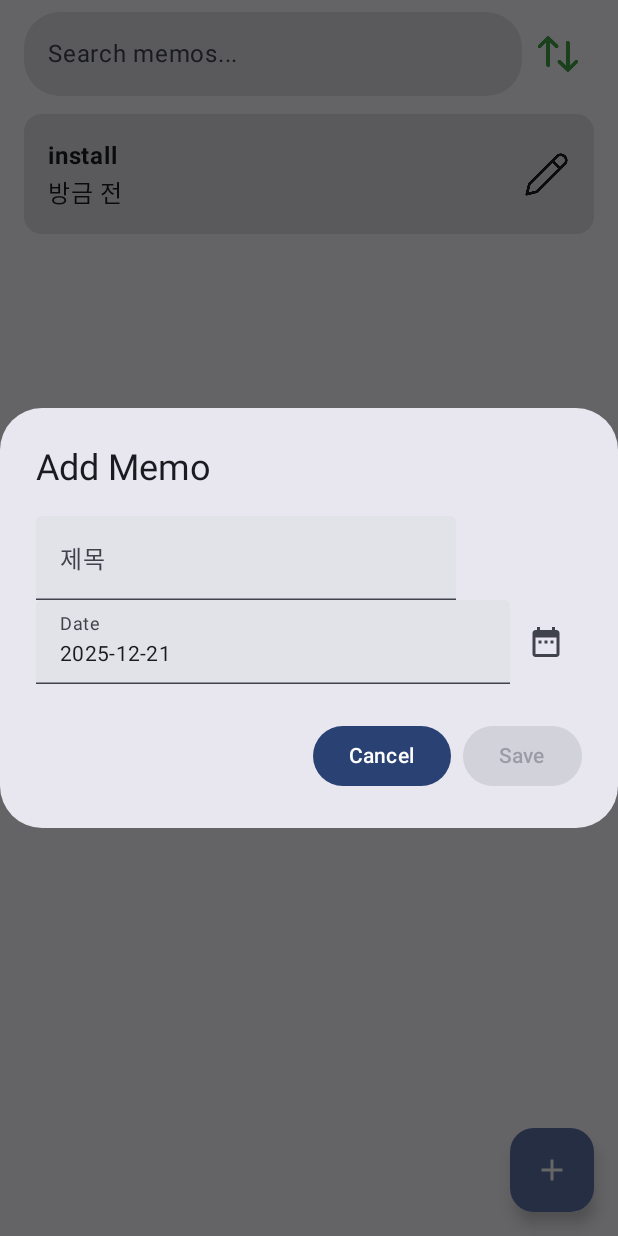
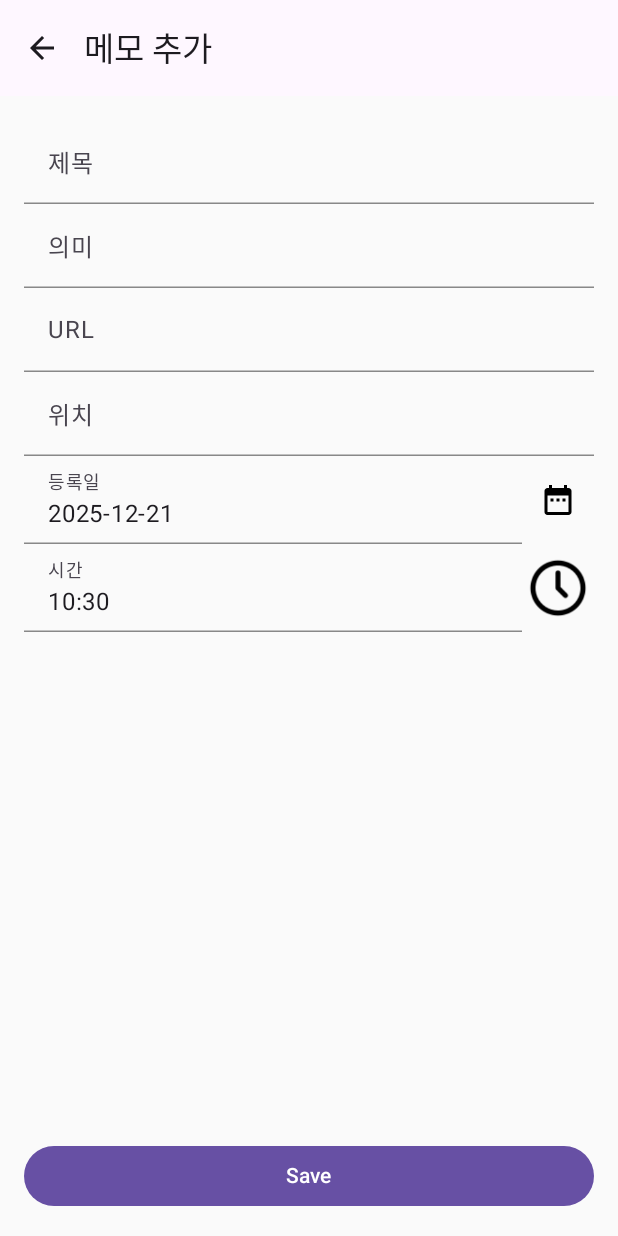
Before and after one commit to esummer9/mykeyword, an Android app built with Jetpack Compose: the composable NoteyScreen shown on its own in the app's theme, after a tap on "Add Memo", on a phone screen of 412 x 824 dp. Run offline under Robolectric (Android 15) with nearby library versions, the phone set to English and light mode, and no system bars; 3 other taps on this screen came first.

Commit message:
feature : 메모 추가기능 정리

```diff
--- a/app/src/main/java/com/ediapp/mykeyword/EditMemoActivity.kt
+++ b/app/src/main/java/com/ediapp/mykeyword/EditMemoActivity.kt
@@ -1,5 +1,6 @@
 package com.ediapp.mykeyword
 
+import android.app.Activity
 import android.app.DatePickerDialog
 import android.app.TimePickerDialog
 import android.os.Bundle
@@ -55,14 +56,17 @@ class EditMemoActivity : ComponentActivity() {
     override fun onCreate(savedInstanceState: Bundle?) {
         super.onCreate(savedInstanceState)
         val memoId = intent.getLongExtra("MEMO_ID", -1L)
-        if (memoId == -1L) {
-            finish()
-            return
-        }
 
         setContent {
             MaterialTheme {
-                EditMemoScreen(memoId = memoId, onSave = { finish() }, onNavigateBack = { finish() })
+                EditMemoScreen(
+                    memoId = memoId,
+                    onSave = {
+                        setResult(Activity.RESULT_OK)
+                        finish()
+                    },
+                    onNavigateBack = { finish() }
+                )
             }
         }
     }
@@ -99,7 +103,7 @@ fun EditMemoScreen(memoId: Long, onSave: () -> Unit, onNavigateBack: () -> Unit)
     )
 
     LaunchedEffect(memoId) {
-        if (!inPreview) {
+        if (!inPreview && memoId != -1L) {
             memo = withContext(Dispatchers.IO) {
                 dbHelper?.getMemoById(memoId)
             }
@@ -152,7 +156,7 @@ fun EditMemoScreen(memoId: Long, onSave: () -> Unit, onNavigateBack: () -> Unit)
         containerColor = Color.Transparent,
         topBar = {
             TopAppBar(
-                title = { Text(stringResource(id = R.string.edit_memo)) },
+                title = { Text(if (memoId == -1L) "메모 추가" else stringResource(id = R.string.edit_memo)) },
                 navigationIcon = {
                     IconButton(onClick = onNavigateBack, colors = IconButtonDefaults.iconButtonColors(containerColor = Color.Transparent)) {
                         Icon(
@@ -172,7 +176,8 @@ fun EditMemoScreen(memoId: Long, onSave: () -> Unit, onNavigateBack: () -> Unit)
                     if (!inPreview) {
                         scope.launch {
                             withContext(Dispatchers.IO) {
-                                dbHelper?.updateMemo(
+                                if (memoId == -1L) {
+                                    val newId = dbHelper?.insertOrUpdateMemo(
                                         id = memoId,
                                         title = title,
                                         mean = meaning,
@@ -180,7 +185,20 @@ fun EditMemoScreen(memoId: Long, onSave: () -> Unit, onNavigateBack: () -> Unit)
                                         url = url,
                                         regDate = calendar.timeInMillis
                                     )
-//                            dbHelper.addKeywords(title, memoId)
+                                    if (newId != null && newId != -1L) {
+//                                        dbHelper.addKeywords(title, newId)
+                                    }
+                                } else {
+                                    dbHelper?.insertOrUpdateMemo(
+                                        id = memoId,
+                                        title = title,
+                                        mean = meaning,
+                                        address = address,
+                                        url = url,
+                                        regDate = calendar.timeInMillis
+                                    )
+//                                    dbHelper?.addKeywords(title, memoId)
+                                }
                             }
                             withContext(Dispatchers.Main) {
                                 onSave()
@@ -195,7 +213,7 @@ fun EditMemoScreen(memoId: Long, onSave: () -> Unit, onNavigateBack: () -> Unit)
             }
         }
     ) { padding ->
-        if (memo != null || inPreview) {
+        if (memo != null || memoId == -1L || inPreview) {
             Column(
                 modifier = Modifier
                     .padding(padding)
@@ -206,7 +224,7 @@ fun EditMemoScreen(memoId: Long, onSave: () -> Unit, onNavigateBack: () -> Unit)
 
                 TextField(value = title, onValueChange = { title = it }, label = { Text(stringResource(id = R.string.title)) }, modifier = Modifier.fillMaxWidth(), colors = transparentTextFieldColors)
                 TextField(value = meaning, onValueChange = { meaning = it }, label = { Text("의미") }, modifier = Modifier.fillMaxWidth(), colors = transparentTextFieldColors)
-                TextField(value = url, onValueChange = { url = it }, label = { Text("URL") }, modifier = Modifier.fillMaxWidth(), colors = transparentTextFieldColors)
+                TextField(value = url, { url = it }, label = { Text("URL") }, modifier = Modifier.fillMaxWidth(), colors = transparentTextFieldColors)
                 TextField(value = address, onValueChange = { address = it }, label = { Text("위치") }, modifier = Modifier.fillMaxWidth(), colors = transparentTextFieldColors)
                 Row(verticalAlignment = Alignment.CenterVertically) {
                     TextField(
--- a/app/src/main/java/com/ediapp/mykeyword/ui/notey/NoteyScreen.kt
+++ b/app/src/main/java/com/ediapp/mykeyword/ui/notey/NoteyScreen.kt
@@ -1,7 +1,9 @@
 package com.ediapp.mykeyword.ui.notey
 
-import android.app.DatePickerDialog
+import android.app.Activity
 import android.content.Intent
+import androidx.activity.compose.rememberLauncherForActivityResult
+import androidx.activity.result.contract.ActivityResultContracts
 import androidx.compose.foundation.ExperimentalFoundationApi
 import androidx.compose.foundation.combinedClickable
 import androidx.compose.foundation.layout.Box
@@ -14,7 +16,6 @@ import androidx.compose.foundation.lazy.LazyColumn
 import androidx.compose.foundation.lazy.items
 import androidx.compose.material.icons.Icons
 import androidx.compose.material.icons.filled.Add
-import androidx.compose.material.icons.filled.DateRange
 import androidx.compose.material3.AlertDialog
 import androidx.compose.material3.Button
 import androidx.compose.material3.Card
@@ -40,14 +41,12 @@ import androidx.compose.ui.Modifier
 import androidx.compose.ui.graphics.Color
 import androidx.compose.ui.platform.LocalContext
 import androidx.compose.ui.res.painterResource
-import androidx.compose.ui.res.stringResource
 import androidx.compose.ui.text.font.FontWeight
 import androidx.compose.ui.unit.dp
 import com.ediapp.mykeyword.DatabaseHelper
 import com.ediapp.mykeyword.EditMemoActivity
 import com.ediapp.mykeyword.R
 import java.text.SimpleDateFormat
-import java.util.Calendar
 import java.util.Date
 import java.util.Locale
 import kotlinx.coroutines.Dispatchers
@@ -60,10 +59,6 @@ fun NoteyScreen() {
     val context = LocalContext.current
     val dbHelper = remember { DatabaseHelper.getInstance(context) }
     var memos: List<Memo> by remember { mutableStateOf<List<Memo>>(emptyList()) }
-    var showDialog by remember { mutableStateOf(false) }
-    var memoToEdit by remember { mutableStateOf<Memo?>(null) }
-    var title by remember { mutableStateOf("") }
-    var regDate by remember { mutableStateOf(System.currentTimeMillis()) }
     var showDeleteConfirmDialog by remember { mutableStateOf<Memo?>(null) }
     var expandedMemo by remember { mutableStateOf<Memo?>(null) }
     var searchQuery by remember { mutableStateOf("") }
@@ -79,23 +74,12 @@ fun NoteyScreen() {
         }
     }
 
-    fun openAddMemoDialog() {
-        memoToEdit = null
-        title = ""
-        regDate = System.currentTimeMillis()
-        showDialog = true
-    }
-
-    fun openEditMemoDialog(memo: Memo) {
-        memoToEdit = memo
-        title = memo.title ?: ""
-        regDate = memo.regDate ?: System.currentTimeMillis()
-        showDialog = true
-    }
-
-    fun closeDialog() {
-        showDialog = false
-        memoToEdit = null
+    val editMemoLauncher = rememberLauncherForActivityResult(
+        contract = ActivityResultContracts.StartActivityForResult()
+    ) { result ->
+        if (result.resultCode == Activity.RESULT_OK) {
+            refreshMemos()
+        }
     }
 
     LaunchedEffect(Unit) { // Refresh on initial launch
@@ -118,7 +102,11 @@ fun NoteyScreen() {
 
     Scaffold(
         floatingActionButton = {
-            FloatingActionButton(onClick = { openAddMemoDialog() }) {
+            FloatingActionButton(onClick = {
+                val intent = Intent(context, EditMemoActivity::class.java)
+                intent.putExtra("MEMO_ID", -1L)
+                editMemoLauncher.launch(intent)
+            }) {
                 Icon(Icons.Default.Add, contentDescription = "Add Memo")
             }
         }
@@ -175,15 +163,14 @@ fun NoteyScreen() {
                             ) {
                                 Column(modifier = Modifier.weight(1f)) {
                                     Text(text = memo.title ?: "", fontWeight = FontWeight.Bold)
-//                                Text(text = memo.meaning ?: "")
                                     Text(text = formatRegDate(memo.regDate))
                                 }
                                 IconButton(onClick = {
                                     val intent = Intent(context, EditMemoActivity::class.java)
                                     intent.putExtra("MEMO_ID", memo.id)
-                                    context.startActivity(intent)
+                                    editMemoLauncher.launch(intent)
                                 }) {
-                                    Icon(painter = painterResource(id = R.drawable.edit_tool), contentDescription = "수정", modifier = Modifier.size(30.dp))
+                                    Icon(painter = painterResource(id = R.drawable.edit_tool), contentDescription = "수정", modifier = Modifier.size(25.dp))
                                 }
                             }
                         }
@@ -192,7 +179,9 @@ fun NoteyScreen() {
                             onDismissRequest = { expandedMemo = null }
                         ) {
                             DropdownMenuItem(text = { Text("Edit") }, onClick = {
-                                openEditMemoDialog(memo)
+                                val intent = Intent(context, EditMemoActivity::class.java)
+                                intent.putExtra("MEMO_ID", memo.id)
+                                editMemoLauncher.launch(intent)
                                 expandedMemo = null
                             })
                             DropdownMenuItem(text = { Text("Duplicate") }, onClick = {
@@ -213,83 +202,6 @@ fun NoteyScreen() {
                 }
             }
         }
-    }
-
-    if (showDialog) {
-        val calendar = Calendar.getInstance().apply {
-            timeInMillis = regDate
-        }
-        val datePickerDialog = DatePickerDialog(
-            context,
-            { _, year, month, dayOfMonth ->
-                calendar.set(year, month, dayOfMonth)
-                regDate = calendar.timeInMillis
-            },
-            calendar.get(Calendar.YEAR),
-            calendar.get(Calendar.MONTH),
-            calendar.get(Calendar.DAY_OF_MONTH)
-        )
-
-        val dateFormatter = remember { SimpleDateFormat("yyyy-MM-dd", Locale.getDefault()) }
-
-        AlertDialog(
-            onDismissRequest = { closeDialog() },
-            title = { Text(if (memoToEdit == null) "Add Memo" else "Edit Memo") },
-            text = {
-                Column {
-                    TextField(
-                        value = title,
-                        onValueChange = { title = it },
-                        label = { Text(stringResource(id = R.string.title)) }
-                    )
-                    Row(
-                        modifier = Modifier.fillMaxWidth(),
-                        verticalAlignment = Alignment.CenterVertically
-                    ) {
-                        TextField(
-                            value = dateFormatter.format(regDate),
-                            onValueChange = {},
-                            readOnly = true,
-                            label = { Text("Date") },
-                            modifier = Modifier.weight(1f)
-                        )
-                        IconButton(onClick = { datePickerDialog.show() }) {
-                            Icon(Icons.Default.DateRange, contentDescription = "Select date")
-                        }
-                    }
-                }
-            },
-            confirmButton = {
-                Button(
-                    onClick = {
-                        scope.launch {
-                            if (memoToEdit == null) {
-                                withContext(Dispatchers.IO) {
-                                    val memoId = dbHelper.addMemoNoTran(title, regDate)
-                                    if (memoId != -1L) {
-                                        dbHelper.addKeywords(title, memoId)
-                                    }
-                                }
-                            } else {
-                                withContext(Dispatchers.IO) {
-                                    dbHelper.updateMemo(memoToEdit!!.id, title, regDate)
-                                }
-                            }
-                            refreshMemos()
-                            closeDialog()
-                        }
-                    },
-                    enabled = title.isNotBlank()
-                ) {
-                    Text("Save")
-                }
-            },
-            dismissButton = {
-                Button(onClick = { closeDialog() }) {
-                    Text("Cancel")
-                }
-            }
-        )
     }
 
     showDeleteConfirmDialog?.let { memo ->
@@ -326,23 +238,15 @@ private fun formatRegDate(regDate: Long?): String {
 
     val currentTime = System.currentTimeMillis()
     val diff = currentTime - regDate
-
-    val minutes = diff / (1000 * 60)
-    val hours = diff / (1000 * 60 * 60)
-    val days = diff / (1000 * 60 * 60 * 24)
+    val seconds = diff / 1000
+    val minutes = seconds / 60
+    val hours = minutes / 60
+    val days = hours / 24
 
     return when {
-        days < 1 -> {
-            if (hours < 1) {
-                if (minutes < 1) "방금 전" else "$minutes 분 전"
-            } else {
-                "$hours 시간 전"
-            }
-        }
-        days in 1..7 -> "$days 일 전"
-        else -> {
-            val sdf = SimpleDateFormat("yyyy-MM-dd (E)", Locale.getDefault())
-            sdf.format(Date(regDate))
-        }
+        days > 0 -> SimpleDateFormat("yyyy-MM-dd", Locale.getDefault()).format(Date(regDate))
+        hours > 0 -> "${hours}시간 전"
+        minutes > 0 -> "${minutes}분 전"
+        else -> "방금 전"
     }
 }
```
Also changed, not shown: app/src/main/java/com/ediapp/mykeyword/DatabaseHelper.kt (+8 -2 lines), app/src/main/java/com/ediapp/mykeyword/MainActivity.kt (+20 -0 lines). Lines whose indentation alone changed are shown as unchanged.
